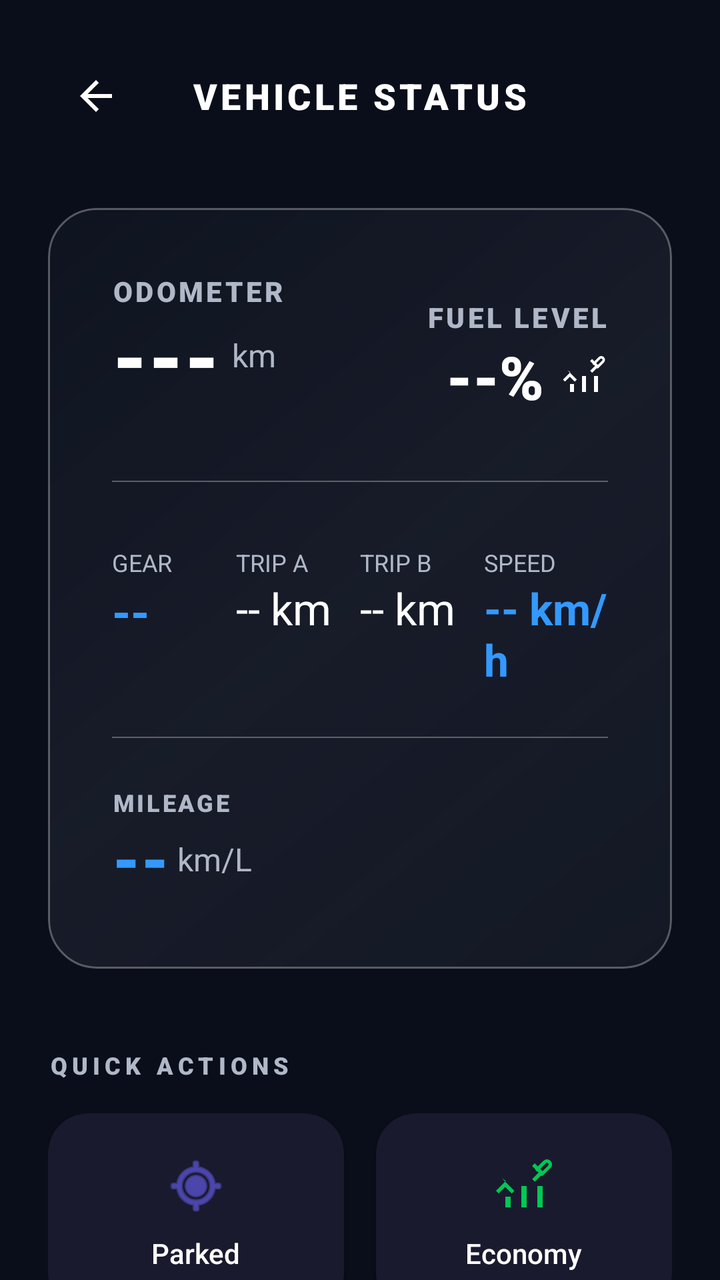
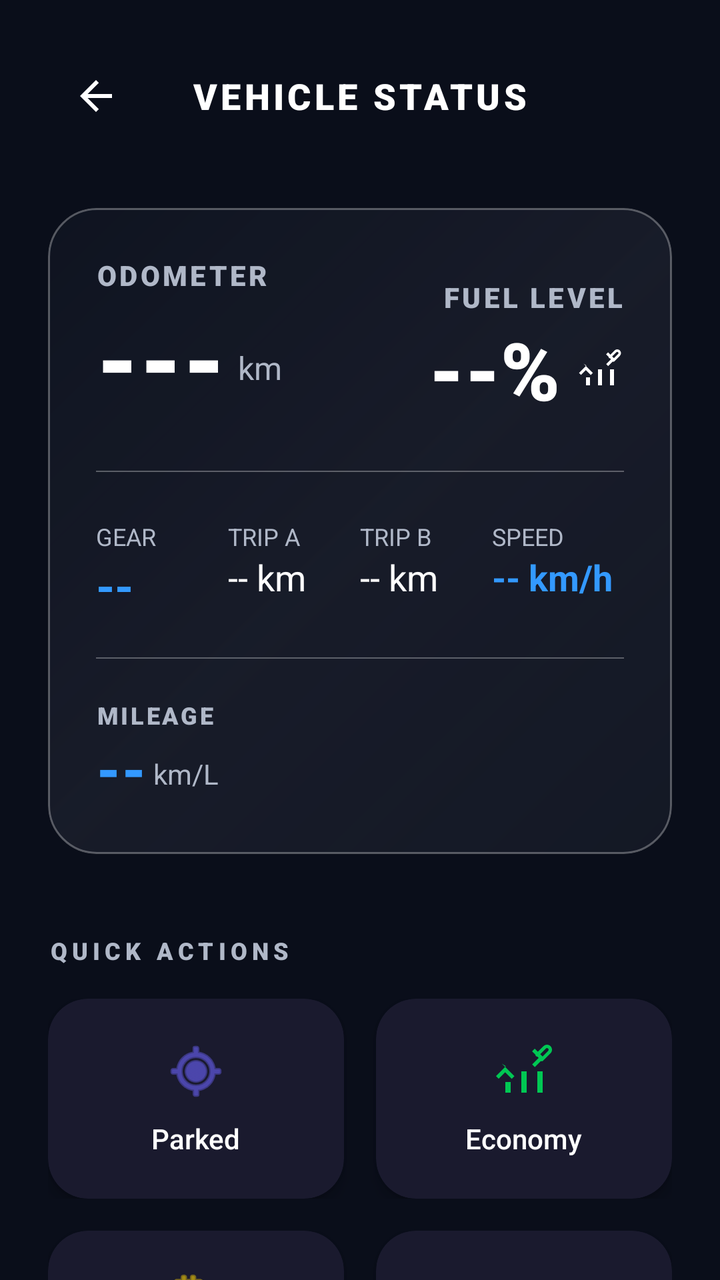

Two renders of the same Android screen: before a commit and after it. Below are the layout's source before the change and the commit's diff.
<!-- AndroidManifest.xml: activity theme AppTheme -->
<!-- res/layout/activity_vehicle_details.xml -->
<?xml version="1.0" encoding="utf-8"?>
<androidx.coordinatorlayout.widget.CoordinatorLayout xmlns:android="http://schemas.android.com/apk/res/android"
    xmlns:app="http://schemas.android.com/apk/res-auto"
    android:layout_width="match_parent"
    android:layout_height="match_parent"
    android:background="@color/background_primary">

    <androidx.core.widget.NestedScrollView
        android:layout_width="match_parent"
        android:layout_height="match_parent"
        android:fillViewport="true">

        <LinearLayout
            android:layout_width="match_parent"
            android:layout_height="wrap_content"
            android:orientation="vertical"
            android:padding="24dp">

            
            <RelativeLayout
                android:layout_width="match_parent"
                android:layout_height="wrap_content"
                android:layout_marginBottom="32dp">

                <ImageButton
                    android:id="@+id/btnClose"
                    android:layout_width="48dp"
                    android:layout_height="48dp"
                    android:background="?attr/selectableItemBackgroundBorderless"
                    android:src="@drawable/ic_arrow_back"
                    android:padding="12dp"
                    android:tint="@color/text_primary"
                    android:layout_alignParentStart="true"
                    android:layout_centerVertical="true" />

                <TextView
                    android:layout_width="wrap_content"
                    android:layout_height="wrap_content"
                    android:layout_centerInParent="true"
                    android:text="VEHICLE STATUS"
                    android:textColor="@color/text_primary"
                    android:textSize="18sp"
                    android:letterSpacing="0.1"
                    android:fontFamily="sans-serif-black" />
            </RelativeLayout>

            
            <com.google.android.material.card.MaterialCardView
                android:id="@+id/cvDataCardDetail"
                android:layout_width="match_parent"
                android:layout_height="wrap_content"
                app:cardElevation="0dp"
                app:cardCornerRadius="24dp"
                android:backgroundTint="@android:color/transparent"
                android:transitionName="dataCardTransition">

                <LinearLayout
                    android:layout_width="match_parent"
                    android:layout_height="wrap_content"
                    android:background="@drawable/card_background"
                    android:orientation="vertical"
                    android:padding="32dp">

                    
                    <LinearLayout
                        android:layout_width="match_parent"
                        android:layout_height="wrap_content"
                        android:orientation="horizontal"
                        android:gravity="bottom">

                        <LinearLayout
                            android:layout_width="0dp"
                            android:layout_height="wrap_content"
                            android:layout_weight="1"
                            android:orientation="vertical">

                            <TextView
                                android:layout_width="wrap_content"
                                android:layout_height="wrap_content"
                                android:text="ODOMETER"
                                android:textColor="@color/text_secondary"
                                android:textSize="14sp"
                                android:letterSpacing="0.1"
                                android:fontFamily="sans-serif-black" />

                            <LinearLayout
                                android:layout_width="wrap_content"
                                android:layout_height="wrap_content"
                                android:orientation="horizontal"
                                android:gravity="bottom">
                                
                                <TextView
                                    android:id="@+id/tvOdoValueDetail"
                                    android:layout_width="wrap_content"
                                    android:layout_height="wrap_content"
                                    android:text="---"
                                    android:textColor="@color/text_primary"
                                    android:textSize="40sp"
                                    android:fontFamily="sans-serif-black"
                                    android:transitionName="odoValueTransition" />

                                <TextView
                                    android:layout_width="wrap_content"
                                    android:layout_height="wrap_content"
                                    android:text="km"
                                    android:textColor="@color/text_secondary"
                                    android:textSize="16sp"
                                    android:layout_marginStart="6dp"
                                    android:layout_marginBottom="10dp" />
                            </LinearLayout>
                        </LinearLayout>

                        <LinearLayout
                            android:layout_width="wrap_content"
                            android:layout_height="wrap_content"
                            android:orientation="vertical"
                            android:gravity="end">

                            <TextView
                                android:layout_width="wrap_content"
                                android:layout_height="wrap_content"
                                android:text="FUEL LEVEL"
                                android:textColor="@color/text_secondary"
                                android:textSize="14sp"
                                android:letterSpacing="0.1"
                                android:fontFamily="sans-serif-black" />

                            <LinearLayout
                                android:layout_width="wrap_content"
                                android:layout_height="wrap_content"
                                android:orientation="horizontal"
                                android:gravity="center_vertical">
                                
                                <TextView
                                    android:id="@+id/tvFuelValueDetail"
                                    android:layout_width="wrap_content"
                                    android:layout_height="wrap_content"
                                    android:text="--%"
                                    android:textColor="@color/text_primary"
                                    android:textSize="30sp"
                                    android:fontFamily="sans-serif-black"
                                    android:transitionName="fuelValueTransition" />

                                <ImageView
                                    android:layout_width="24dp"
                                    android:layout_height="24dp"
                                    android:src="@drawable/ic_fuel"
                                    android:layout_marginStart="8dp"
                                    android:tint="@color/text_primary" />
                            </LinearLayout>
                        </LinearLayout>
                    </LinearLayout>

                    <View
                        android:layout_width="match_parent"
                        android:layout_height="0.5dp"
                        android:background="@color/glass_border"
                        android:layout_marginTop="32dp"
                        android:layout_marginBottom="32dp" />

                    
                    <LinearLayout
                        android:layout_width="match_parent"
                        android:layout_height="wrap_content"
                        android:orientation="horizontal">

                        <LinearLayout
                            android:layout_width="0dp"
                            android:layout_height="wrap_content"
                            android:layout_weight="1"
                            android:orientation="vertical">
                            <TextView
                                android:layout_width="wrap_content"
                                android:layout_height="wrap_content"
                                android:text="GEAR"
                                android:textColor="@color/text_secondary"
                                android:textSize="12sp" />
                            <TextView
                                android:id="@+id/tvGearValueDetail"
                                android:layout_width="wrap_content"
                                android:layout_height="wrap_content"
                                android:text="--"
                                android:textColor="@color/accent_blue_light"
                                android:textSize="24sp"
                                android:textStyle="bold"
                                android:transitionName="gearValueTransition" />
                        </LinearLayout>

                        <LinearLayout
                            android:layout_width="0dp"
                            android:layout_height="wrap_content"
                            android:layout_weight="1"
                            android:orientation="vertical">
                            <TextView
                                android:layout_width="wrap_content"
                                android:layout_height="wrap_content"
                                android:text="TRIP A"
                                android:textColor="@color/text_secondary"
                                android:textSize="12sp" />
                            <TextView
                                android:id="@+id/tvTripAValueDetail"
                                android:layout_width="wrap_content"
                                android:layout_height="wrap_content"
                                android:text="-- km"
                                android:textColor="@color/text_primary"
                                android:textSize="22sp" />
                        </LinearLayout>

                        <LinearLayout
                            android:layout_width="0dp"
                            android:layout_height="wrap_content"
                            android:layout_weight="1"
                            android:orientation="vertical">
                            <TextView
                                android:layout_width="wrap_content"
                                android:layout_height="wrap_content"
                                android:text="TRIP B"
                                android:textColor="@color/text_secondary"
                                android:textSize="12sp" />
                            <TextView
                                android:id="@+id/tvTripBValueDetail"
                                android:layout_width="wrap_content"
                                android:layout_height="wrap_content"
                                android:text="-- km"
                                android:textColor="@color/text_primary"
                                android:textSize="22sp" />
                        </LinearLayout>

                        <LinearLayout
                            android:layout_width="0dp"
                            android:layout_height="wrap_content"
                            android:layout_weight="1"
                            android:orientation="vertical">
                            <TextView
                                android:layout_width="wrap_content"
                                android:layout_height="wrap_content"
                                android:text="SPEED"
                                android:textColor="@color/text_secondary"
                                android:textSize="12sp" />
                            <TextView
                                android:id="@+id/tvSpeedValueDetail"
                                android:layout_width="wrap_content"
                                android:layout_height="wrap_content"
                                android:text="-- km/h"
                                android:textColor="@color/accent_blue_light"
                                android:textSize="22sp"
                                android:textStyle="bold" />
                        </LinearLayout>
                    </LinearLayout>

                    <View
                        android:layout_width="match_parent"
                        android:layout_height="0.5dp"
                        android:background="@color/glass_border"
                        android:layout_marginTop="24dp"
                        android:layout_marginBottom="24dp" />

                    
                    <LinearLayout
                        android:layout_width="match_parent"
                        android:layout_height="wrap_content"
                        android:orientation="vertical">
                        <TextView
                            android:layout_width="wrap_content"
                            android:layout_height="wrap_content"
                            android:text="MILEAGE"
                            android:textColor="@color/text_secondary"
                            android:textSize="12sp"
                            android:letterSpacing="0.1"
                            android:fontFamily="sans-serif-black" />
                        <LinearLayout
                            android:layout_width="wrap_content"
                            android:layout_height="wrap_content"
                            android:orientation="horizontal"
                            android:gravity="bottom">
                            <TextView
                                android:id="@+id/tvMileageValueDetail"
                                android:layout_width="wrap_content"
                                android:layout_height="wrap_content"
                                android:text="--"
                                android:textColor="@color/accent_blue_light"
                                android:textSize="32sp"
                                android:fontFamily="sans-serif-black" />
                            <TextView
                                android:layout_width="wrap_content"
                                android:layout_height="wrap_content"
                                android:text=" km/L"
                                android:textColor="@color/text_secondary"
                                android:textSize="16sp"
                                android:layout_marginBottom="6dp" />
                        </LinearLayout>
                    </LinearLayout>

                </LinearLayout>
            </com.google.android.material.card.MaterialCardView>

            
            <TextView
                android:layout_width="wrap_content"
                android:layout_height="wrap_content"
                android:text="QUICK ACTIONS"
                android:textColor="@color/text_secondary"
                android:textSize="12sp"
                android:letterSpacing="0.2"
                android:fontFamily="sans-serif-black"
                android:layout_marginTop="40dp"
                android:layout_marginBottom="16dp" />

            <LinearLayout
                android:layout_width="match_parent"
                android:layout_height="wrap_content"
                android:orientation="vertical">

                <LinearLayout
                    android:layout_width="match_parent"
                    android:layout_height="wrap_content"
                    android:orientation="horizontal"
                    android:layout_marginBottom="16dp">

                    <com.google.android.material.card.MaterialCardView
                        android:id="@+id/btnLastParkedDetail"
                        android:layout_width="0dp"
                        android:layout_height="100dp"
                        android:layout_weight="1"
                        android:layout_marginEnd="8dp"
                        android:clickable="true"
                        android:focusable="true"
                        app:cardBackgroundColor="#1A1A2E"
                        app:cardCornerRadius="20dp"
                        app:cardElevation="4dp"
                        android:foreground="?attr/selectableItemBackground">
                        <LinearLayout
                            android:layout_width="match_parent"
                            android:layout_height="match_parent"
                            android:orientation="vertical"
                            android:gravity="center">
                            <ImageView
                                android:layout_width="32dp"
                                android:layout_height="32dp"
                                android:src="@android:drawable/ic_menu_mylocation"
                                android:tint="#6C63FF" />
                            <TextView
                                android:layout_width="wrap_content"
                                android:layout_height="wrap_content"
                                android:text="Parked"
                                android:textColor="#FFFFFF"
                                android:textSize="14sp"
                                android:fontFamily="sans-serif-medium"
                                android:layout_marginTop="8dp" />
                        </LinearLayout>
                    </com.google.android.material.card.MaterialCardView>

                    <com.google.android.material.card.MaterialCardView
                        android:id="@+id/btnFuelEconomyDetail"
                        android:layout_width="0dp"
                        android:layout_height="100dp"
                        android:layout_weight="1"
                        android:layout_marginStart="8dp"
                        android:clickable="true"
                        android:focusable="true"
                        app:cardBackgroundColor="#1A1A2E"
                        app:cardCornerRadius="20dp"
                        app:cardElevation="4dp"
                        android:foreground="?attr/selectableItemBackground">
                        <LinearLayout
                            android:layout_width="match_parent"
                            android:layout_height="match_parent"
                            android:orientation="vertical"
                            android:gravity="center">
                            <ImageView
                                android:layout_width="32dp"
                                android:layout_height="32dp"
                                android:src="@drawable/ic_fuel"
                                android:tint="#00C853" />
                            <TextView
                                android:layout_width="wrap_content"
                                android:layout_height="wrap_content"
                                android:text="Economy"
                                android:textColor="#FFFFFF"
                                android:textSize="14sp"
                                android:fontFamily="sans-serif-medium"
                                android:layout_marginTop="8dp" />
                        </LinearLayout>
                    </com.google.android.material.card.MaterialCardView>
                </LinearLayout>

                <LinearLayout
                    android:layout_width="match_parent"
                    android:layout_height="wrap_content"
                    android:orientation="horizontal">

                    <com.google.android.material.card.MaterialCardView
                        android:id="@+id/btnTripHistoryDetail"
                        android:layout_width="0dp"
                        android:layout_height="100dp"
                        android:layout_weight="1"
                        android:layout_marginEnd="8dp"
                        android:clickable="true"
                        android:focusable="true"
                        app:cardBackgroundColor="#1A1A2E"
                        app:cardCornerRadius="20dp"
                        app:cardElevation="4dp"
                        android:foreground="?attr/selectableItemBackground">
                        <LinearLayout
                            android:layout_width="match_parent"
                            android:layout_height="match_parent"
                            android:orientation="vertical"
                            android:gravity="center">
                            <ImageView
                                android:layout_width="32dp"
                                android:layout_height="32dp"
                                android:src="@android:drawable/ic_menu_agenda"
                                android:tint="#FFD600" />
                            <TextView
                                android:layout_width="wrap_content"
                                android:layout_height="wrap_content"
                                android:text="History"
                                android:textColor="#FFFFFF"
                                android:textSize="14sp"
                                android:fontFamily="sans-serif-medium"
                                android:layout_marginTop="8dp" />
                        </LinearLayout>
                    </com.google.android.material.card.MaterialCardView>

                    <com.google.android.material.card.MaterialCardView
                        android:id="@+id/btnServiceDetail"
                        android:layout_width="0dp"
                        android:layout_height="100dp"
                        android:layout_weight="1"
                        android:layout_marginStart="8dp"
                        android:clickable="true"
                        android:focusable="true"
                        app:cardBackgroundColor="#1A1A2E"
                        app:cardCornerRadius="20dp"
                        app:cardElevation="4dp"
                        android:foreground="?attr/selectableItemBackground">
                        <LinearLayout
                            android:layout_width="match_parent"
                            android:layout_height="match_parent"
                            android:orientation="vertical"
                            android:gravity="center">
                            <ImageView
                                android:layout_width="32dp"
                                android:layout_height="32dp"
                                android:src="@android:drawable/ic_menu_manage"
                                android:tint="#EC4899" />
                            <TextView
                                android:layout_width="wrap_content"
                                android:layout_height="wrap_content"
                                android:text="Service"
                                android:textColor="#FFFFFF"
                                android:textSize="14sp"
                                android:fontFamily="sans-serif-medium"
                                android:layout_marginTop="8dp" />
                        </LinearLayout>
                    </com.google.android.material.card.MaterialCardView>
                </LinearLayout>

            </LinearLayout>

        </LinearLayout>
    </androidx.core.widget.NestedScrollView>

</androidx.coordinatorlayout.widget.CoordinatorLayout>
<!-- resources referenced by this layout -->
<resources>
  <color name="accent_blue_light">#3399FF</color>
  <color name="background_primary">#0A0E1A</color>
  <color name="glass_border">#4DFFFFFF</color>
  <color name="text_primary">#FFFFFF</color>
  <color name="text_secondary">#B0B8C8</color>
  <!-- drawable card_background (drawable) -->
  <?xml version="1.0" encoding="utf-8"?>
  <shape xmlns:android="http://schemas.android.com/apk/res/android"
      android:shape="rectangle">
      
      
      <gradient
          android:angle="135"
          android:startColor="#4D2A2F3E"
          android:centerColor="#662A2F3E"
          android:endColor="#4D1A1F2E"
          android:type="linear" />
      
      
      <stroke
          android:width="1dp"
          android:color="@color/glass_border" />
      
      
      <corners android:radius="24dp" />
  </shape>
  <!-- drawable ic_arrow_back (drawable) -->
  <?xml version="1.0" encoding="utf-8"?>
  <vector xmlns:android="http://schemas.android.com/apk/res/android"
      android:width="24dp"
      android:height="24dp"
      android:viewportWidth="24"
      android:viewportHeight="24">
      <path
          android:fillColor="#FFFFFF"
          android:pathData="M20,11H7.83l5.59,-5.59L12,4l-8,8 8,8 1.41,-1.41L7.83,13H20v-2z"/>
  </vector>
  <!-- drawable ic_fuel (drawable) -->
  <vector xmlns:android="http://schemas.android.com/apk/res/android"
      android:width="24dp"
      android:height="24dp"
      android:viewportWidth="24"
      android:viewportHeight="24">
      <path
          android:fillColor="@color/text_primary"
          android:pathData="M19.77,7.23l0.01,-0.01 -3.72,-3.72L15.06,4.5l2.44,2.44 -2.44,2.44 1,1 4.71,-4.71zM5.21,10.09L5.2,10.08 1.49,13.8 2.5,14.81 4.94,12.37 7.38,14.81 8.39,13.8 3.68,9.09zM11,20v-8h2v8h-2zM17,12v8h2v-8h-2zM5,16v4h2v-4h-2z"/>
      <path
          android:fillColor="@color/text_primary"
          android:pathData="M18.23,8.04c-0.24,-0.24 -0.24,-0.63 0,-0.88l2.83,-2.83c0.24,-0.24 0.24,-0.63 0,-0.88 -0.24,-0.24 -0.63,-0.24 -0.88,0l-2.83,2.83c-0.24,0.24 -0.63,0.24 -0.88,0 -0.24,-0.24 -0.24,-0.63 0,-0.88l2.83,-2.83c0.73,-0.73 1.92,-0.73 2.65,0 0.73,0.73 0.73,1.92 0,2.65l-2.83,2.83c-0.24,0.24 -0.63,0.24 -0.88,0z"/>
  </vector>
  <style name="AppTheme" parent="Theme.MaterialComponents.DayNight.NoActionBar">
          <item name="colorPrimary">@color/accent_blue</item>
          <item name="colorPrimaryDark">@color/background_primary</item>
          <item name="colorAccent">@color/accent_blue_light</item>
          <item name="android:windowBackground">@color/background_primary</item>
          <item name="android:statusBarColor">@color/background_primary</item>
          <item name="android:navigationBarColor">@color/background_primary</item>
          <item name="bottomSheetDialogTheme">@style/CustomBottomSheetDialog</item>
      </style>
  <color name="accent_blue">#0066CC</color>
  <style name="CustomBottomSheetDialog" parent="Theme.Design.Light.BottomSheetDialog">
          <item name="bottomSheetStyle">@style/CustomBottomSheetStyle</item>
      </style>
  <style name="CustomBottomSheetStyle" parent="Widget.Design.BottomSheet.Modal">
          <item name="android:background">@android:color/transparent</item>
      </style>
</resources>

<!-- the commit's change to res/layout/activity_vehicle_details.xml (unified diff, before → after) -->
@@ -59,7 +59,7 @@
                     android:layout_height="wrap_content"
                     android:background="@drawable/card_background"
                     android:orientation="vertical"
-                    android:padding="32dp">
+                    android:padding="24dp">
 
                     
                     <LinearLayout
@@ -95,7 +95,7 @@
                                     android:layout_height="wrap_content"
                                     android:text="---"
                                     android:textColor="@color/text_primary"
-                                    android:textSize="40sp"
+                                    android:textSize="48sp"
                                     android:fontFamily="sans-serif-black"
                                     android:transitionName="odoValueTransition" />
 
@@ -106,7 +106,7 @@
                                     android:textColor="@color/text_secondary"
                                     android:textSize="16sp"
                                     android:layout_marginStart="6dp"
-                                    android:layout_marginBottom="10dp" />
+                                    android:layout_marginBottom="8dp" />
                             </LinearLayout>
                         </LinearLayout>
 
@@ -137,7 +137,7 @@
                                     android:layout_height="wrap_content"
                                     android:text="--%"
                                     android:textColor="@color/text_primary"
-                                    android:textSize="30sp"
+                                    android:textSize="40sp"
                                     android:fontFamily="sans-serif-black"
                                     android:transitionName="fuelValueTransition" />
 
@@ -155,8 +155,8 @@
                         android:layout_width="match_parent"
                         android:layout_height="0.5dp"
                         android:background="@color/glass_border"
-                        android:layout_marginTop="32dp"
-                        android:layout_marginBottom="32dp" />
+                        android:layout_marginTop="24dp"
+                        android:layout_marginBottom="24dp" />
 
                     
                     <LinearLayout
@@ -203,7 +203,7 @@
                                 android:layout_height="wrap_content"
                                 android:text="-- km"
                                 android:textColor="@color/text_primary"
-                                android:textSize="22sp" />
+                                android:textSize="18sp" />
                         </LinearLayout>
 
                         <LinearLayout
@@ -223,7 +223,7 @@
                                 android:layout_height="wrap_content"
                                 android:text="-- km"
                                 android:textColor="@color/text_primary"
-                                android:textSize="22sp" />
+                                android:textSize="18sp" />
                         </LinearLayout>
 
                         <LinearLayout
@@ -243,7 +243,7 @@
                                 android:layout_height="wrap_content"
                                 android:text="-- km/h"
                                 android:textColor="@color/accent_blue_light"
-                                android:textSize="22sp"
+                                android:textSize="18sp"
                                 android:textStyle="bold" />
                         </LinearLayout>
                     </LinearLayout>
@@ -252,8 +252,8 @@
                         android:layout_width="match_parent"
                         android:layout_height="0.5dp"
                         android:background="@color/glass_border"
-                        android:layout_marginTop="24dp"
-                        android:layout_marginBottom="24dp" />
+                        android:layout_marginTop="20dp"
+                        android:layout_marginBottom="20dp" />
 
                     
                     <LinearLayout
@@ -279,15 +279,15 @@
                                 android:layout_height="wrap_content"
                                 android:text="--"
                                 android:textColor="@color/accent_blue_light"
-                                android:textSize="32sp"
+                                android:textSize="28sp"
                                 android:fontFamily="sans-serif-black" />
                             <TextView
                                 android:layout_width="wrap_content"
                                 android:layout_height="wrap_content"
                                 android:text=" km/L"
                                 android:textColor="@color/text_secondary"
-                                android:textSize="16sp"
-                                android:layout_marginBottom="6dp" />
+                                android:textSize="14sp"
+                                android:layout_marginBottom="3dp" />
                         </LinearLayout>
                     </LinearLayout>
 
